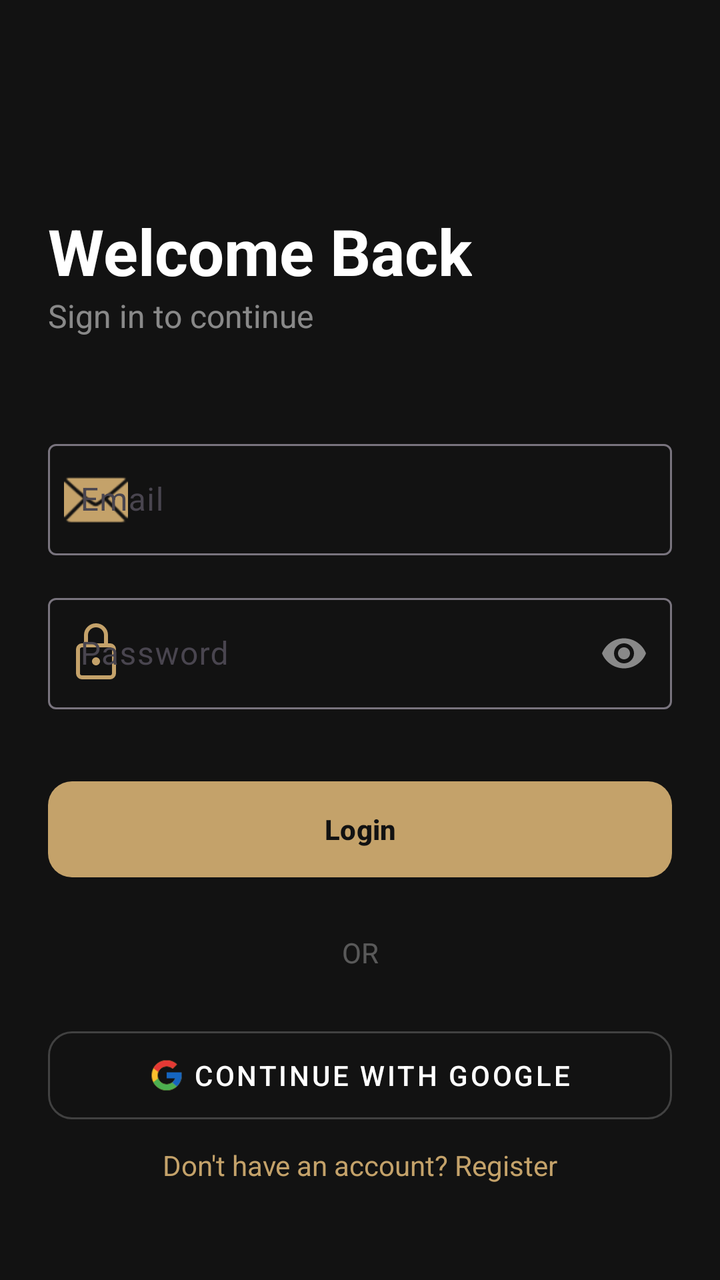
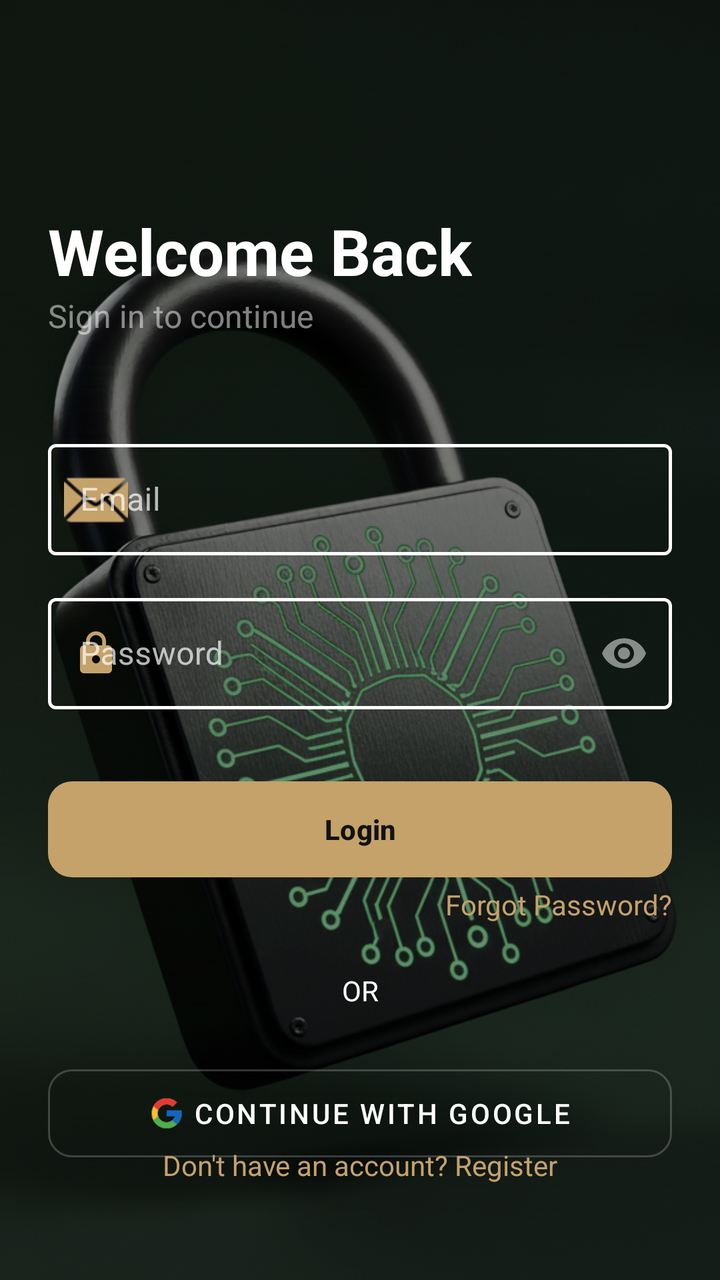

Compare the two renders of this Android layout. The source of the first and the diff that turns it into the second are given below.
<!-- AndroidManifest.xml: application theme Theme.SmartLock -->
<!-- res/layout/fragment_login.xml -->
<?xml version="1.0" encoding="utf-8"?>
<androidx.constraintlayout.widget.ConstraintLayout
    xmlns:android="http://schemas.android.com/apk/res/android"
    xmlns:app="http://schemas.android.com/apk/res-auto"
    android:layout_width="match_parent"
    android:layout_height="match_parent"
    android:background="#121212"
    android:padding="24dp">

    <TextView
        android:id="@+id/tv_title"
        android:layout_width="wrap_content"
        android:layout_height="wrap_content"
        android:text="Welcome Back"
        android:textSize="32sp"
        android:textStyle="bold"
        android:textColor="#FFFFFF"
        android:layout_marginTop="80dp"
        app:layout_constraintTop_toTopOf="parent"
        app:layout_constraintStart_toStartOf="parent"/>

    <TextView
        android:id="@+id/tv_subtitle"
        android:layout_width="wrap_content"
        android:layout_height="wrap_content"
        android:text="Sign in to continue"
        android:textSize="16sp"
        android:textColor="#80FFFFFF"
        app:layout_constraintTop_toBottomOf="@id/tv_title"
        app:layout_constraintStart_toStartOf="parent"/>

    <com.google.android.material.textfield.TextInputLayout
        android:id="@+id/til_email"
        style="@style/CustomOutlinedTextInput"
        android:layout_width="0dp"
        android:layout_height="wrap_content"
        android:layout_marginTop="48dp"
        android:hint="Email"
        app:startIconDrawable="@android:drawable/ic_dialog_email"
        app:startIconTint="#C4A26A"
        app:layout_constraintTop_toBottomOf="@id/tv_subtitle"
        app:layout_constraintStart_toStartOf="parent"
        app:layout_constraintEnd_toEndOf="parent">

        <com.google.android.material.textfield.TextInputEditText
            android:id="@+id/et_email"
            android:layout_width="match_parent"
            android:layout_height="wrap_content"
            android:inputType="textEmailAddress"
            android:textColor="#FFFFFF"/>
    </com.google.android.material.textfield.TextInputLayout>

    <com.google.android.material.textfield.TextInputLayout
        android:id="@+id/til_password"
        style="@style/CustomOutlinedTextInput"
        android:layout_width="0dp"
        android:layout_height="wrap_content"
        android:layout_marginTop="16dp"
        android:hint="Password"
        app:startIconDrawable="@android:drawable/ic_lock"
        app:startIconTint="#C4A26A"
        app:endIconMode="password_toggle"
        app:endIconTint="#80FFFFFF"
        app:layout_constraintTop_toBottomOf="@id/til_email"
        app:layout_constraintStart_toStartOf="parent"
        app:layout_constraintEnd_toEndOf="parent">

        <com.google.android.material.textfield.TextInputEditText
            android:id="@+id/et_password"
            android:layout_width="match_parent"
            android:layout_height="wrap_content"
            android:inputType="textPassword"
            android:textColor="#FFFFFF"/>
    </com.google.android.material.textfield.TextInputLayout>

    <com.google.android.material.button.MaterialButton
        android:id="@+id/btn_login"
        android:layout_width="0dp"
        android:layout_height="56dp"
        android:layout_marginTop="32dp"
        android:text="Login"
        android:textStyle="bold"
        android:textColor="#121212"
        app:backgroundTint="#C4A26A"
        app:cornerRadius="12dp"
        app:layout_constraintTop_toBottomOf="@id/til_password"
        app:layout_constraintStart_toStartOf="parent"
        app:layout_constraintEnd_toEndOf="parent"/>

    <TextView
        android:id="@+id/tv_or"
        android:layout_width="wrap_content"
        android:layout_height="wrap_content"
        android:layout_marginTop="24dp"
        android:text="OR"
        android:textColor="#4DFFFFFF"
        app:layout_constraintTop_toBottomOf="@id/btn_login"
        app:layout_constraintStart_toStartOf="parent"
        app:layout_constraintEnd_toEndOf="parent"/>

    <com.google.android.material.button.MaterialButton
        android:id="@+id/btn_google_login"
        style="@style/Widget.MaterialComponents.Button.OutlinedButton"
        android:layout_width="0dp"
        android:layout_height="56dp"
        android:layout_marginTop="24dp"
        android:text="Continue with Google"
        android:textColor="#FFFFFF"
        app:strokeColor="#33FFFFFF"
        app:cornerRadius="12dp"
        app:icon="@drawable/ic_google"
        app:iconGravity="textStart"
        app:iconTint="@null"
        app:layout_constraintTop_toBottomOf="@id/tv_or"
        app:layout_constraintStart_toStartOf="parent"
        app:layout_constraintEnd_toEndOf="parent"/>

    <TextView
        android:id="@+id/tv_register_prompt"
        android:layout_width="wrap_content"
        android:layout_height="wrap_content"
        android:layout_marginBottom="24dp"
        android:text="Don't have an account? Register"
        android:textColor="#C4A26A"
        app:layout_constraintBottom_toBottomOf="parent"
        app:layout_constraintStart_toStartOf="parent"
        app:layout_constraintEnd_toEndOf="parent"/>

    <ProgressBar
        android:id="@+id/progress_bar"
        android:layout_width="wrap_content"
        android:layout_height="wrap_content"
        android:visibility="gone"
        app:layout_constraintTop_toTopOf="parent"
        app:layout_constraintBottom_toBottomOf="parent"
        app:layout_constraintStart_toStartOf="parent"
        app:layout_constraintEnd_toEndOf="parent"/>

</androidx.constraintlayout.widget.ConstraintLayout>
<!-- resources referenced by this layout -->
<resources>
  <!-- drawable ic_google: png bitmap (drawable, 1305 bytes) -->
  <style name="Theme.SmartLock" parent="Base.Theme.SmartLock" />
  <style name="Base.Theme.SmartLock" parent="Theme.Material3.DayNight.NoActionBar">
          
          
      </style>
</resources>

<!-- the commit's change to res/layout/fragment_login.xml (unified diff, before → after) -->
@@ -1,139 +1,164 @@
 <?xml version="1.0" encoding="utf-8"?>
-<androidx.constraintlayout.widget.ConstraintLayout
+<FrameLayout
     xmlns:android="http://schemas.android.com/apk/res/android"
     xmlns:app="http://schemas.android.com/apk/res-auto"
+    xmlns:tools="http://schemas.android.com/tools"
     android:layout_width="match_parent"
-    android:layout_height="match_parent"
-    android:background="#121212"
-    android:padding="24dp">
+    android:layout_height="match_parent">
 
-    <TextView
-        android:id="@+id/tv_title"
-        android:layout_width="wrap_content"
-        android:layout_height="wrap_content"
-        android:text="Welcome Back"
-        android:textSize="32sp"
-        android:textStyle="bold"
-        android:textColor="#FFFFFF"
-        android:layout_marginTop="80dp"
-        app:layout_constraintTop_toTopOf="parent"
-        app:layout_constraintStart_toStartOf="parent"/>
+    <ImageView
+        android:layout_width="match_parent"
+        android:layout_height="match_parent"
+        android:src="@drawable/bg3"
+        android:scaleType="centerCrop" />
 
-    <TextView
-        android:id="@+id/tv_subtitle"
-        android:layout_width="wrap_content"
-        android:layout_height="wrap_content"
-        android:text="Sign in to continue"
-        android:textSize="16sp"
-        android:textColor="#80FFFFFF"
-        app:layout_constraintTop_toBottomOf="@id/tv_title"
-        app:layout_constraintStart_toStartOf="parent"/>
+    <View
+        android:layout_width="match_parent"
+        android:layout_height="match_parent"
+        android:background="#70000000" />
 
-    <com.google.android.material.textfield.TextInputLayout
-        android:id="@+id/til_email"
-        style="@style/CustomOutlinedTextInput"
-        android:layout_width="0dp"
-        android:layout_height="wrap_content"
-        android:layout_marginTop="48dp"
-        android:hint="Email"
-        app:startIconDrawable="@android:drawable/ic_dialog_email"
-        app:startIconTint="#C4A26A"
-        app:layout_constraintTop_toBottomOf="@id/tv_subtitle"
-        app:layout_constraintStart_toStartOf="parent"
-        app:layout_constraintEnd_toEndOf="parent">
+    <androidx.constraintlayout.widget.ConstraintLayout
+        android:layout_width="match_parent"
+        android:layout_height="match_parent"
+        android:padding="24dp">
 
-        <com.google.android.material.textfield.TextInputEditText
-            android:id="@+id/et_email"
-            android:layout_width="match_parent"
+        <TextView
+            android:id="@+id/tv_title"
+            android:layout_width="wrap_content"
             android:layout_height="wrap_content"
-            android:inputType="textEmailAddress"
-            android:textColor="#FFFFFF"/>
-    </com.google.android.material.textfield.TextInputLayout>
+            android:text="Welcome Back"
+            android:textSize="32sp"
+            android:textStyle="bold"
+            android:textColor="#FFFFFF"
+            android:layout_marginTop="80dp"
+            app:layout_constraintTop_toTopOf="parent"
+            app:layout_constraintStart_toStartOf="parent"/>
 
-    <com.google.android.material.textfield.TextInputLayout
-        android:id="@+id/til_password"
-        style="@style/CustomOutlinedTextInput"
-        android:layout_width="0dp"
-        android:layout_height="wrap_content"
-        android:layout_marginTop="16dp"
-        android:hint="Password"
-        app:startIconDrawable="@android:drawable/ic_lock"
-        app:startIconTint="#C4A26A"
-        app:endIconMode="password_toggle"
-        app:endIconTint="#80FFFFFF"
-        app:layout_constraintTop_toBottomOf="@id/til_email"
-        app:layout_constraintStart_toStartOf="parent"
-        app:layout_constraintEnd_toEndOf="parent">
+        <TextView
+            android:id="@+id/tv_subtitle"
+            android:layout_width="wrap_content"
+            android:layout_height="wrap_content"
+            android:text="Sign in to continue"
+            android:textSize="16sp"
+            android:textColor="#80FFFFFF"
+            app:layout_constraintTop_toBottomOf="@id/tv_title"
+            app:layout_constraintStart_toStartOf="parent"/>
 
-        <com.google.android.material.textfield.TextInputEditText
-            android:id="@+id/et_password"
-            android:layout_width="match_parent"
+        <com.google.android.material.textfield.TextInputLayout
+            android:id="@+id/tilEmail"
+            style="@style/CustomOutlinedTextInput"
+            android:layout_width="0dp"
             android:layout_height="wrap_content"
-            android:inputType="textPassword"
-            android:textColor="#FFFFFF"/>
-    </com.google.android.material.textfield.TextInputLayout>
+            android:layout_marginTop="48dp"
+            android:hint="Email"
+            app:startIconDrawable="@android:drawable/ic_dialog_email"
+            app:startIconTint="#C4A26A"
+            app:layout_constraintTop_toBottomOf="@id/tv_subtitle"
+            app:layout_constraintStart_toStartOf="parent"
+            app:layout_constraintEnd_toEndOf="parent">
 
-    <com.google.android.material.button.MaterialButton
-        android:id="@+id/btn_login"
-        android:layout_width="0dp"
-        android:layout_height="56dp"
-        android:layout_marginTop="32dp"
-        android:text="Login"
-        android:textStyle="bold"
-        android:textColor="#121212"
-        app:backgroundTint="#C4A26A"
-        app:cornerRadius="12dp"
-        app:layout_constraintTop_toBottomOf="@id/til_password"
-        app:layout_constraintStart_toStartOf="parent"
-        app:layout_constraintEnd_toEndOf="parent"/>
+            <com.google.android.material.textfield.TextInputEditText
+                android:id="@+id/etEmail"
+                android:layout_width="match_parent"
+                android:layout_height="wrap_content"
+                android:inputType="textEmailAddress"
+                android:textColor="#FFFFFF"/>
+        </com.google.android.material.textfield.TextInputLayout>
 
-    <TextView
-        android:id="@+id/tv_or"
-        android:layout_width="wrap_content"
-        android:layout_height="wrap_content"
-        android:layout_marginTop="24dp"
-        android:text="OR"
-        android:textColor="#4DFFFFFF"
-        app:layout_constraintTop_toBottomOf="@id/btn_login"
-        app:layout_constraintStart_toStartOf="parent"
-        app:layout_constraintEnd_toEndOf="parent"/>
+        <com.google.android.material.textfield.TextInputLayout
+            android:id="@+id/til_password"
+            style="@style/CustomOutlinedTextInput"
+            android:layout_width="0dp"
+            android:layout_height="wrap_content"
+            android:layout_marginTop="16dp"
+            android:hint="Password"
+            app:startIconDrawable="@drawable/ic_lock"
+            app:startIconTint="#C4A26A"
+            app:endIconMode="password_toggle"
+            app:endIconTint="#80FFFFFF"
+            app:layout_constraintTop_toBottomOf="@id/tilEmail"
+            app:layout_constraintStart_toStartOf="parent"
+            app:layout_constraintEnd_toEndOf="parent">
 
-    <com.google.android.material.button.MaterialButton
-        android:id="@+id/btn_google_login"
-        style="@style/Widget.MaterialComponents.Button.OutlinedButton"
-        android:layout_width="0dp"
-        android:layout_height="56dp"
-        android:layout_marginTop="24dp"
-        android:text="Continue with Google"
-        android:textColor="#FFFFFF"
-        app:strokeColor="#33FFFFFF"
-        app:cornerRadius="12dp"
-        app:icon="@drawable/ic_google"
-        app:iconGravity="textStart"
-        app:iconTint="@null"
-        app:layout_constraintTop_toBottomOf="@id/tv_or"
-        app:layout_constraintStart_toStartOf="parent"
-        app:layout_constraintEnd_toEndOf="parent"/>
+            <com.google.android.material.textfield.TextInputEditText
+                android:id="@+id/et_password"
+                android:layout_width="match_parent"
+                android:layout_height="wrap_content"
+                android:inputType="textPassword"
+                android:textColor="#FFFFFF"/>
+        </com.google.android.material.textfield.TextInputLayout>
 
-    <TextView
-        android:id="@+id/tv_register_prompt"
-        android:layout_width="wrap_content"
-        android:layout_height="wrap_content"
-        android:layout_marginBottom="24dp"
-        android:text="Don't have an account? Register"
-        android:textColor="#C4A26A"
-        app:layout_constraintBottom_toBottomOf="parent"
-        app:layout_constraintStart_toStartOf="parent"
-        app:layout_constraintEnd_toEndOf="parent"/>
+        <com.google.android.material.button.MaterialButton
+            android:id="@+id/btn_login"
+            android:layout_width="0dp"
+            android:layout_height="56dp"
+            android:layout_marginTop="32dp"
+            android:text="Login"
+            android:textStyle="bold"
+            android:textColor="#121212"
+            app:backgroundTint="#C4A26A"
+            app:cornerRadius="12dp"
+            app:layout_constraintTop_toBottomOf="@id/til_password"
+            app:layout_constraintStart_toStartOf="parent"
+            app:layout_constraintEnd_toEndOf="parent"/>
 
-    <ProgressBar
-        android:id="@+id/progress_bar"
-        android:layout_width="wrap_content"
-        android:layout_height="wrap_content"
-        android:visibility="gone"
-        app:layout_constraintTop_toTopOf="parent"
-        app:layout_constraintBottom_toBottomOf="parent"
-        app:layout_constraintStart_toStartOf="parent"
-        app:layout_constraintEnd_toEndOf="parent"/>
+        <TextView
+            android:id="@+id/tv_forgot_password"
+            android:layout_width="wrap_content"
+            android:layout_height="wrap_content"
+            android:text="Forgot Password?"
+            android:textColor="#C4A26A"
+            app:layout_constraintEnd_toEndOf="parent"
+            app:layout_constraintTop_toBottomOf="@+id/btn_login" />
 
-</androidx.constraintlayout.widget.ConstraintLayout>
+        <TextView
+            android:id="@+id/tv_or"
+            android:layout_width="wrap_content"
+            android:layout_height="wrap_content"
+            android:layout_marginTop="24dp"
+            android:text="OR"
+            android:textColor="#FFFFFF"
+            app:layout_constraintEnd_toEndOf="parent"
+            app:layout_constraintStart_toStartOf="parent"
+            app:layout_constraintTop_toBottomOf="@id/tv_forgot_password" />
+
+        <com.google.android.material.button.MaterialButton
+            android:id="@+id/btn_google_login"
+            style="@style/Widget.MaterialComponents.Button.OutlinedButton"
+            android:layout_width="0dp"
+            android:layout_height="56dp"
+            android:layout_marginTop="24dp"
+            android:text="Continue with Google"
+            android:textColor="#FFFFFF"
+            app:strokeColor="#33FFFFFF"
+            app:cornerRadius="12dp"
+            app:icon="@drawable/ic_google"
+            app:iconGravity="textStart"
+            app:iconTint="@null"
+            app:layout_constraintTop_toBottomOf="@id/tv_or"
+            app:layout_constraintStart_toStartOf="parent"
+            app:layout_constraintEnd_toEndOf="parent"/>
+
+        <TextView
+            android:id="@+id/tv_register"
+            android:layout_width="wrap_content"
+            android:layout_height="wrap_content"
+            android:layout_marginBottom="24dp"
+            android:text="Don't have an account? Register"
+            android:textColor="#C4A26A"
+            app:layout_constraintBottom_toBottomOf="parent"
+            app:layout_constraintStart_toStartOf="parent"
+            app:layout_constraintEnd_toEndOf="parent"/>
+
+        <ProgressBar
+            android:id="@+id/progress_bar"
+            android:layout_width="wrap_content"
+            android:layout_height="wrap_content"
+            android:visibility="gone"
+            app:layout_constraintTop_toTopOf="parent"
+            app:layout_constraintBottom_toBottomOf="parent"
+            app:layout_constraintStart_toStartOf="parent"
+            app:layout_constraintEnd_toEndOf="parent"/>
+
+    </androidx.constraintlayout.widget.ConstraintLayout>
+</FrameLayout>
<!-- resource entries referenced after the edit -->
@@ -1,6 +1,30 @@
 <!-- resources referenced by this layout -->
 <resources>
+  <!-- drawable bg3: png bitmap (drawable, 860565 bytes) -->
   <!-- drawable ic_google: png bitmap (drawable, 1305 bytes) -->
+  <!-- drawable ic_lock (drawable) -->
+  <vector xmlns:android="http://schemas.android.com/apk/res/android" android:height="24dp" android:tint="#06A5FF" android:viewportHeight="24" android:viewportWidth="24" android:width="24dp">
+        
+      <path android:fillColor="@android:color/white" android:pathData="M18,8h-1L17,6c0,-2.76 -2.24,-5 -5,-5S7,3.24 7,6v2L6,8c-1.1,0 -2,0.9 -2,2v10c0,1.1 0.9,2 2,2h12c1.1,0 2,-0.9 2,-2L20,10c0,-1.1 -0.9,-2 -2,-2zM12,17c-1.1,0 -2,-0.9 -2,-2s0.9,-2 2,-2 2,0.9 2,2 -0.9,2 -2,2zM15.1,8L8.9,8L8.9,6c0,-1.71 1.39,-3.1 3.1,-3.1 1.71,0 3.1,1.39 3.1,3.1v2z"/>
+      
+  </vector>
+  <style name="CustomOutlinedTextInput" parent="Widget.MaterialComponents.TextInputLayout.OutlinedBox">
+  
+          <item name="boxStrokeColor">@color/outline_white</item>
+          <item name="boxStrokeWidth">1.5dp</item>
+          <item name="boxStrokeWidthFocused">2dp</item>
+  
+          <item name="boxBackgroundColor">@android:color/transparent</item>
+  
+          <item name="hintTextColor">#FFFFFF</item>
+  
+          <item name="startIconTint">#FFFFFF</item>
+          <item name="endIconTint">#FFFFFF</item>
+  
+          <item name="android:textColor">#FFFFFF</item>
+          <item name="android:textColorHint">#B3FFFFFF</item>
+  
+      </style>
   <style name="Theme.SmartLock" parent="Base.Theme.SmartLock" />
   <style name="Base.Theme.SmartLock" parent="Theme.Material3.DayNight.NoActionBar">
           
